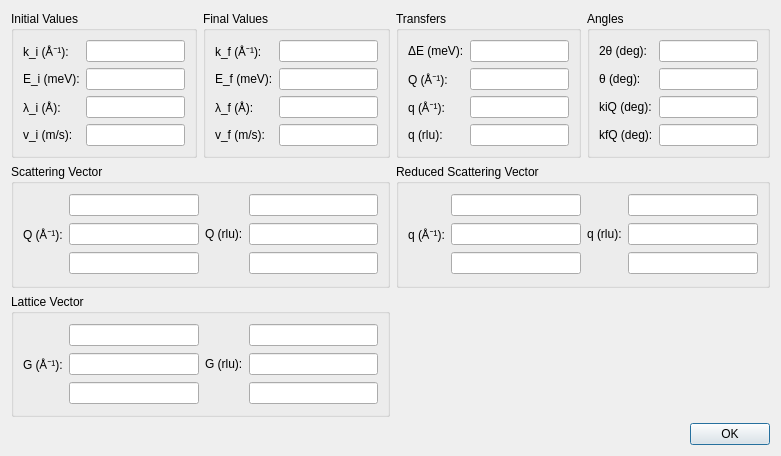
First picture: the form in ui/recip_params.ui, repository tweber-ill/frm_mirror-takin1, before the edit.
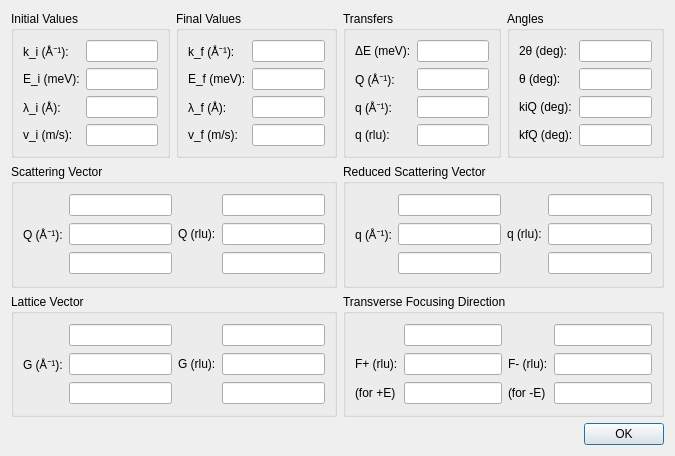
Second picture: the form after the edit.

Commit message: added focus direction to param dialog

The edit to the form file:
```diff
--- a/ui/recip_params.ui
+++ b/ui/recip_params.ui
@@ -6,7 +6,7 @@
    <rect>
     <x>0</x>
     <y>0</y>
-    <width>781</width>
+    <width>675</width>
     <height>456</height>
    </rect>
   </property>
@@ -479,6 +479,85 @@
      </property>
     </widget>
    </item>
+   <item row="3" column="2" colspan="2">
+    <widget class="QGroupBox" name="groupBox_8">
+     <property name="title">
+      <string>Transverse Focusing Direction</string>
+     </property>
+     <layout class="QGridLayout" name="gridLayout_9">
+      <item row="0" column="1">
+       <widget class="QLineEdit" name="editFpx">
+        <property name="readOnly">
+         <bool>true</bool>
+        </property>
+       </widget>
+      </item>
+      <item row="0" column="3">
+       <widget class="QLineEdit" name="editFmx">
+        <property name="readOnly">
+         <bool>true</bool>
+        </property>
+       </widget>
+      </item>
+      <item row="1" column="1">
+       <widget class="QLineEdit" name="editFpy">
+        <property name="readOnly">
+         <bool>true</bool>
+        </property>
+       </widget>
+      </item>
+      <item row="1" column="3">
+       <widget class="QLineEdit" name="editFmy">
+        <property name="readOnly">
+         <bool>true</bool>
+        </property>
+       </widget>
+      </item>
+      <item row="2" column="1">
+       <widget class="QLineEdit" name="editFpz">
+        <property name="readOnly">
+         <bool>true</bool>
+        </property>
+       </widget>
+      </item>
+      <item row="2" column="3">
+       <widget class="QLineEdit" name="editFmz">
+        <property name="readOnly">
+         <bool>true</bool>
+        </property>
+       </widget>
+      </item>
+      <item row="2" column="2">
+       <widget class="QLabel" name="label_24">
+        <property name="text">
+         <string>(for -E)</string>
+        </property>
+       </widget>
+      </item>
+      <item row="2" column="0">
+       <widget class="QLabel" name="label_23">
+        <property name="text">
+         <string>(for +E)</string>
+        </property>
+       </widget>
+      </item>
+      <item row="1" column="0">
+       <widget class="QLabel" name="label_25">
+        <property name="text">
+         <string>F+ (rlu):</string>
+        </property>
+       </widget>
+      </item>
+      <item row="1" column="2">
+       <widget class="QLabel" name="label_26">
+        <property name="text">
+         <string>F- (rlu):</string>
+        </property>
+       </widget>
+      </item>
+     </layout>
+    </widget>
+   </item>
   </layout>
  </widget>
  <tabstops>
```
Left out of the diff: 6 changed lines with no effect on the pictures. The commit also changes 1 other file.
